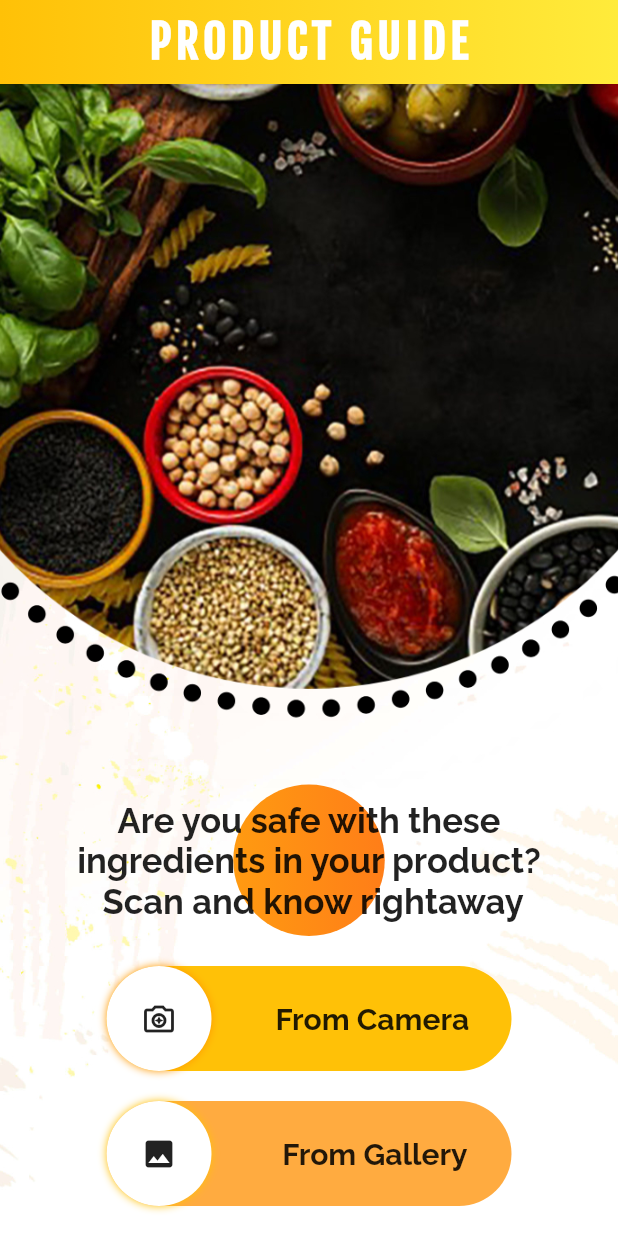
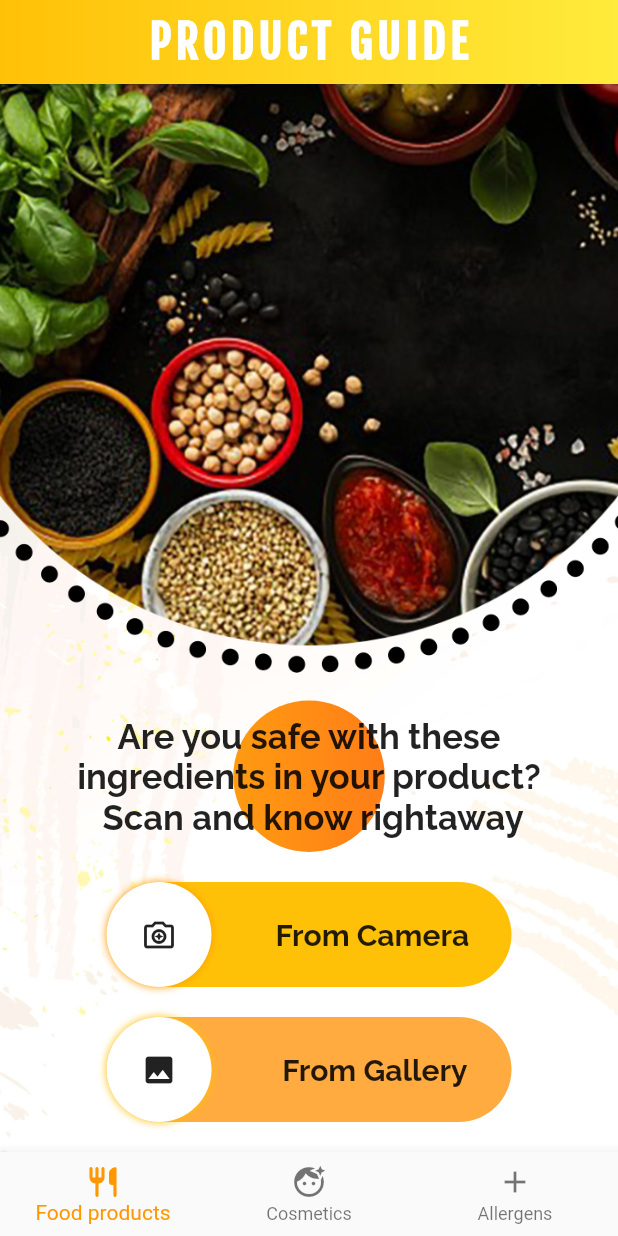
Before and after one commit to VinayakaKS/ProductGuideApp, a Flutter app: the screen it shows after launch, on a phone screen of 412 x 824 dp. Run offline on Flutter 3.47's test engine with Material 2 defaults, Android fonts, the phone set to English and light mode, and no system bars; drawn by our look-alikes of slider_button; our stand-ins replace image_picker, new_gradient_app_bar.

Commit message:
Added a screen for allergy assistance

```diff
--- /dev/null
+++ b/lib/AllergyAssistance.dart
@@ -0,0 +1,45 @@
+// ignore_for_file: file_names
+
+import 'package:flutter/material.dart';
+
+class Allergen {
+  Allergen({required this.name, required this.checked});
+  final String name;
+  bool checked;
+}
+
+class AllergensItem extends StatelessWidget {
+  AllergensItem({
+    required this.allergens,
+    required this.onAListChanged,
+  }) : super(key: ObjectKey(allergens));
+
+  final Allergen allergens;
+  final onAListChanged;
+
+  TextStyle? _getTextStyle(bool checked) {
+    if (!checked) return null;
+
+    return const TextStyle(
+      color: Colors.black54,
+      decoration: TextDecoration.lineThrough,
+    );
+  }
+
+  @override
+  Widget build(BuildContext context) {
+    return ListTile(
+      onTap: () {
+        onAListChanged(allergens);
+      },
+      leading: CircleAvatar(
+        child: Text(
+          allergens.name[0].toUpperCase(),
+          style: TextStyle(color: Colors.black),
+        ),
+        backgroundColor: Colors.redAccent,
+      ),
+      title: Text(allergens.name, style: _getTextStyle(allergens.checked)),
+    );
+  }
+}
--- a/lib/main.dart
+++ b/lib/main.dart
@@ -11,6 +11,7 @@ import 'package:image_picker/image_picker.dart';
 import 'model.dart';
 import 'safe_screen.dart';
 import 'repository.dart';
+import 'AllergyAssistance.dart';
 
 void main() => runApp(const MyApp());
 
@@ -48,6 +49,9 @@ class _MyHomePageState extends State<MyHomePage> {
   late File imageFile;
   late String image_string;
   late int image_entity = 0;
+  late int _currentIndex = 0;
+  final TextEditingController _textFieldController = TextEditingController();
+  final List<Allergen> _allergens = <Allergen>[];
   Future<data>? _dataModel;
 
   /// Widget
@@ -73,7 +77,39 @@ class _MyHomePageState extends State<MyHomePage> {
         ),
         body: Container(
             child: (_dataModel == null)
+                ? (_currentIndex == 2)
+                    //Allergy assistance screen
                     ? Container(
+                        alignment: Alignment.topLeft,
+                        child: Row(
+                          children: [
+                            Expanded(
+                                child: SizedBox(
+                                    height: 500,
+                                    child: ListView(
+                                      padding: const EdgeInsets.symmetric(
+                                          vertical: 8.0),
+                                      children:
+                                          _allergens.map((Allergen allergen) {
+                                        return AllergensItem(
+                                          allergens: allergen,
+                                          onAListChanged: _handleAListChange,
+                                        );
+                                      }).toList(),
+                                    ))),
+                            Container(
+                              alignment: Alignment.bottomRight,
+                              padding: EdgeInsets.all(20),
+                              child: FloatingActionButton(
+                                  onPressed: () => _displayDialog(),
+                                  backgroundColor: Colors.orange,
+                                  tooltip: 'Add Item',
+                                  child: const Icon(Icons.add)),
+                            )
+                          ],
+                        ),
+                      )
+                    : Container(
                         decoration: BoxDecoration(
                           image: DecorationImage(
                             image: AssetImage('assets/images/bg.jpg'),
@@ -91,7 +127,8 @@ class _MyHomePageState extends State<MyHomePage> {
                                         SliderButton(
                                           action: () async {
                                             setState(() {
-                                          _dataModel = getData(image_string);
+                                              _dataModel = getData(
+                                                  image_string, _currentIndex);
                                             });
                                           },
                                           label: Text("Upload now",
@@ -105,7 +142,8 @@ class _MyHomePageState extends State<MyHomePage> {
                                             color: Colors.amber,
                                             blurRadius: 4,
                                           ),
-                                      icon: Icon(Icons.cloud_upload_outlined),
+                                          icon:
+                                              Icon(Icons.cloud_upload_outlined),
                                           buttonColor: Colors.white,
                                           backgroundColor: Colors.orangeAccent,
                                           highlightedColor: Colors.white,
@@ -184,7 +222,32 @@ class _MyHomePageState extends State<MyHomePage> {
                                 ],
                         ),
                       )
-                : buildforrec()));
+                : buildforrec()),
+        bottomNavigationBar: BottomNavigationBar(
+            // backgroundColor: Colors.amber,
+            currentIndex: _currentIndex,
+            selectedItemColor: Colors.orange,
+            items: const <BottomNavigationBarItem>[
+              BottomNavigationBarItem(
+                  icon: Icon(Icons.restaurant_rounded),
+                  backgroundColor: Colors.deepOrange,
+                  label: 'Food products'),
+              BottomNavigationBarItem(
+                icon: Icon(Icons.face_retouching_natural),
+                backgroundColor: Colors.deepOrange,
+                label: 'Cosmetics',
+              ),
+              BottomNavigationBarItem(
+                  icon: Icon(Icons.add),
+                  backgroundColor: Colors.deepOrange,
+                  label: 'Allergens'),
+            ],
+            onTap: (index) {
+              setState(() {
+                _currentIndex = index;
+                // print(_currentIndex);
+              });
+            }));
   }
 
   //Next screen for the future
@@ -320,4 +383,45 @@ class _MyHomePageState extends State<MyHomePage> {
       });
     }
   }
+
+  //Allergy asistace builder screen
+  Future<void> _displayDialog() async {
+    return showDialog<void>(
+      context: context,
+      barrierDismissible: false, // user must tap button!
+      builder: (BuildContext context) {
+        return AlertDialog(
+          title: const Text('Add a new allergen item'),
+          content: TextField(
+            controller: _textFieldController,
+            decoration:
+                const InputDecoration(hintText: 'Type your new allergen'),
+          ),
+          actions: <Widget>[
+            TextButton(
+              child: const Text('Add'),
+              onPressed: () {
+                Navigator.of(context).pop();
+                _addAllergen(_textFieldController.text);
+              },
+            ),
+          ],
+        );
+      },
+    );
   }
+
+  void _addAllergen(String name) {
+    setState(() {
+      _allergens.add(Allergen(name: name, checked: false));
+    });
+    _textFieldController.clear();
+  }
+
+  void _handleAListChange(Allergen allergen) {
+    setState(() {
+      allergen.checked = !allergen.checked;
+    });
+  } // Other functions
+
+}
--- a/lib/repository.dart
+++ b/lib/repository.dart
@@ -2,12 +2,12 @@ import 'model.dart';
 import 'dart:convert';
 import 'package:http/http.dart' as http;
 
-Future<data> getData(String imageString) async {
+Future<data> getData(String imageString, int products) async {
   final response = await http.post(Uri.parse('http://10.20.24.68:5000/'),
       headers: <String, String>{
         'Content-Type': 'application/json; charset=UTF-8'
       },
-      body: jsonEncode(<String, String>{"image_string": imageString}));
+      body: jsonEncode({"image_string": imageString, "products": products}));
 
   if (response.statusCode == 200) {
     return data.fromJson(jsonDecode(response.body));
```
Lines whose indentation alone changed are shown as unchanged.
